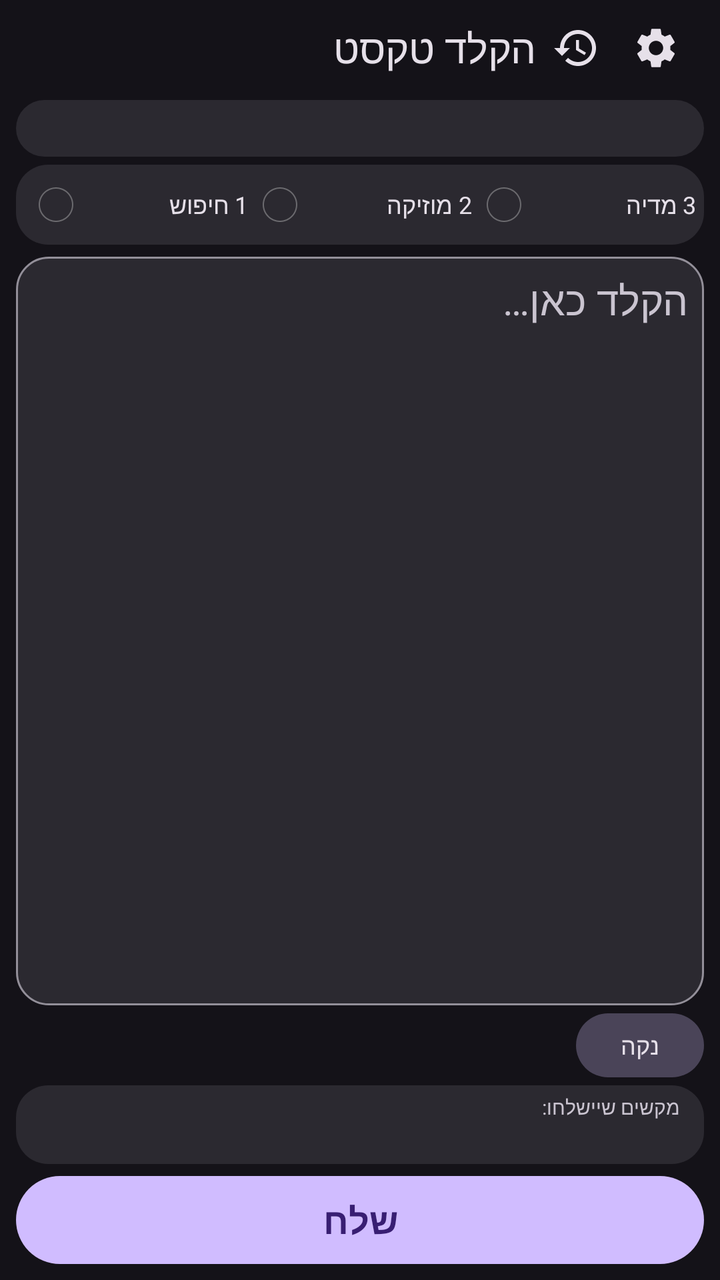
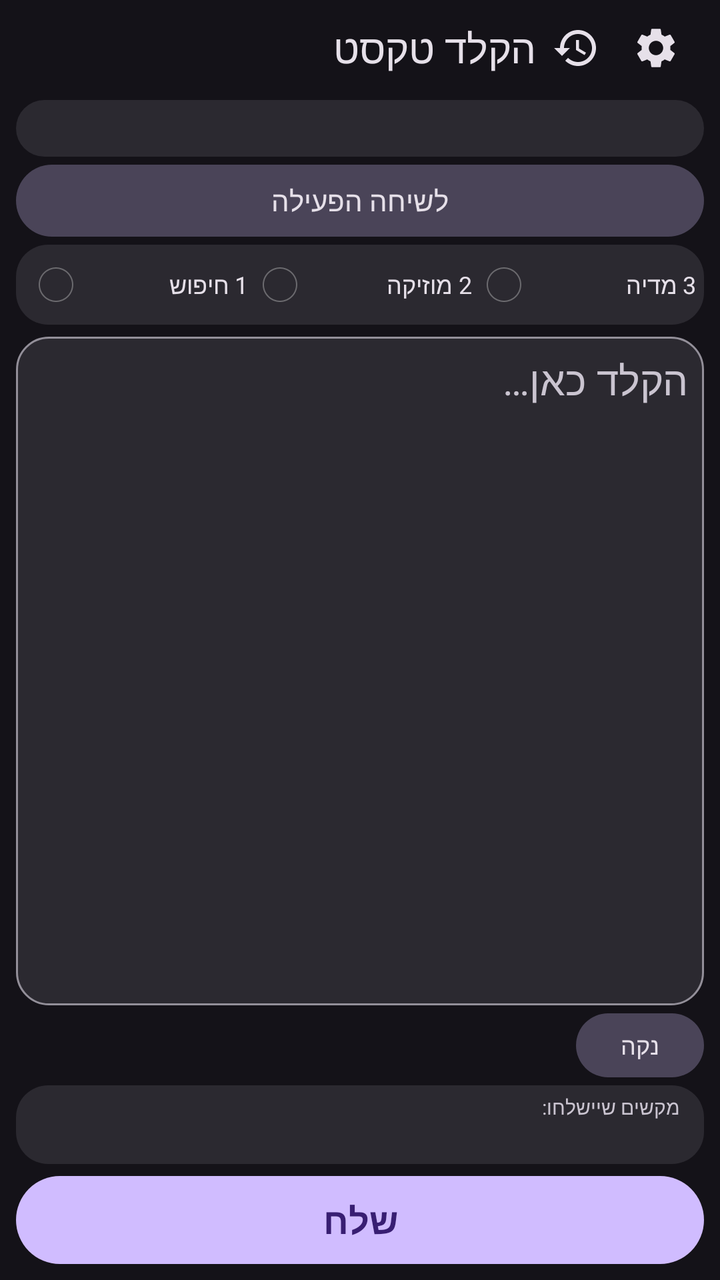

Compare the two renders of this Android layout. The source of the first and the diff that turns it into the second are given below.
<!-- AndroidManifest.xml: application theme AppTheme -->
<!-- res/layout/activity_main.xml -->
<?xml version="1.0" encoding="utf-8"?>
<LinearLayout xmlns:android="http://schemas.android.com/apk/res/android"
    android:layout_width="match_parent"
    android:layout_height="match_parent"
    android:background="?attr/colorBgMain"
    android:orientation="vertical">

    
    <LinearLayout
        android:layout_width="match_parent"
        android:layout_height="48dp"
        android:background="?attr/colorHeader"
        android:gravity="center_vertical"
        android:orientation="horizontal"
        android:paddingStart="20dp"
        android:paddingEnd="12dp">

        <TextView
            android:layout_width="0dp"
            android:layout_height="wrap_content"
            android:layout_weight="1"
            android:ellipsize="end"
            android:singleLine="true"
            android:text="@string/title_main"
            android:textColor="?attr/colorTextPrimary"
            android:textSize="20sp" />

        <ImageButton
            android:id="@+id/btn_history"
            android:layout_width="40dp"
            android:layout_height="40dp"
            android:background="?attr/bgIconBtn"
            android:contentDescription="@string/btn_history"
            android:scaleType="center"
            android:src="@drawable/ic_history"
            android:tint="?attr/colorTextPrimary"
            android:nextFocusDown="@+id/rb_ext1"
            android:nextFocusUp="@+id/btn_send" />

        <ImageButton
            android:id="@+id/btn_settings"
            android:layout_width="40dp"
            android:layout_height="40dp"
            android:background="?attr/bgIconBtn"
            android:contentDescription="@string/btn_settings"
            android:scaleType="center"
            android:src="@drawable/ic_settings"
            android:tint="?attr/colorTextPrimary"
            android:nextFocusDown="@+id/rb_ext1"
            android:nextFocusUp="@+id/btn_send" />
    </LinearLayout>

    
    <TextView
        android:id="@+id/status"
        android:layout_width="match_parent"
        android:layout_height="wrap_content"
        android:layout_marginStart="8dp"
        android:layout_marginEnd="8dp"
        android:layout_marginTop="2dp"
        android:background="?attr/bgCard"
        android:paddingBottom="6dp"
        android:paddingEnd="12dp"
        android:paddingStart="12dp"
        android:paddingTop="6dp"
        android:textColor="?attr/colorAccent"
        android:textSize="12sp" />

    
    <Button
        android:id="@+id/btn_goto_call"
        android:layout_width="match_parent"
        android:layout_height="36dp"
        android:layout_marginStart="8dp"
        android:layout_marginEnd="8dp"
        android:layout_marginTop="4dp"
        android:background="?attr/bgBtnTonal"
        android:minHeight="0dp"
        android:text="@string/btn_goto_call"
        android:textColor="?attr/colorTextPrimary"
        android:textSize="14sp"
        android:visibility="gone" />

    
    <RadioGroup
        android:id="@+id/ext_group"
        android:layout_width="match_parent"
        android:layout_height="wrap_content"
        android:layout_marginStart="8dp"
        android:layout_marginEnd="8dp"
        android:layout_marginTop="4dp"
        android:background="?attr/bgCard"
        android:orientation="horizontal"
        android:paddingEnd="4dp"
        android:paddingStart="4dp">

        <RadioButton
            android:id="@+id/rb_ext1"
            android:layout_width="0dp"
            android:layout_height="wrap_content"
            android:layout_weight="1"
            android:minHeight="40dp"
            android:text="@string/ext1"
            android:textColor="?attr/colorTextPrimary"
            android:textSize="12sp"
            android:nextFocusUp="@id/btn_settings"
            android:nextFocusRight="@+id/rb_ext2"
            android:nextFocusDown="@+id/input" />

        <RadioButton
            android:id="@+id/rb_ext2"
            android:layout_width="0dp"
            android:layout_height="wrap_content"
            android:layout_weight="1"
            android:minHeight="40dp"
            android:text="@string/ext2"
            android:textColor="?attr/colorTextPrimary"
            android:textSize="12sp"
            android:nextFocusUp="@id/btn_settings"
            android:nextFocusLeft="@id/rb_ext1"
            android:nextFocusRight="@+id/rb_ext3"
            android:nextFocusDown="@id/input" />

        <RadioButton
            android:id="@+id/rb_ext3"
            android:layout_width="0dp"
            android:layout_height="wrap_content"
            android:layout_weight="1"
            android:minHeight="40dp"
            android:text="@string/ext3"
            android:textColor="?attr/colorTextPrimary"
            android:textSize="12sp"
            android:nextFocusUp="@id/btn_settings"
            android:nextFocusLeft="@id/rb_ext2"
            android:nextFocusDown="@+id/input" />
    </RadioGroup>

    
    <EditText
        android:id="@+id/input"
        android:layout_width="match_parent"
        android:layout_height="0dp"
        android:layout_weight="1"
        android:layout_marginStart="8dp"
        android:layout_marginEnd="8dp"
        android:layout_marginTop="6dp"
        android:background="?attr/bgInput"
        android:cursorVisible="true"
        android:gravity="top|start"
        android:hint="@string/hint_input"
        android:inputType="textMultiLine|textNoSuggestions"
        android:minHeight="72dp"
        android:padding="8dp"
        android:textColor="?attr/colorTextPrimary"
        android:textColorHint="?attr/colorTextSecondary"
        android:textSize="20sp"
        android:nextFocusUp="@id/rb_ext1"
        android:nextFocusDown="@+id/btn_clear" />

    
    <LinearLayout
        android:layout_width="match_parent"
        android:layout_height="wrap_content"
        android:layout_marginStart="8dp"
        android:layout_marginEnd="8dp"
        android:layout_marginTop="4dp"
        android:gravity="center_vertical"
        android:orientation="horizontal">

        <TextView
            android:id="@+id/warn"
            android:layout_width="0dp"
            android:layout_height="wrap_content"
            android:layout_weight="1"
            android:textColor="?attr/colorTextSecondary"
            android:textSize="12sp" />

        <Button
            android:id="@+id/btn_clear"
            android:layout_width="wrap_content"
            android:layout_height="32dp"
            android:background="?attr/bgBtnTonal"
            android:minHeight="0dp"
            android:minWidth="64dp"
            android:paddingEnd="10dp"
            android:paddingStart="10dp"
            android:text="@string/btn_clear"
            android:textColor="?attr/colorTextPrimary"
            android:textSize="12sp"
            android:nextFocusUp="@id/input"
            android:nextFocusDown="@+id/btn_send" />
    </LinearLayout>

    
    <LinearLayout
        android:layout_width="match_parent"
        android:layout_height="wrap_content"
        android:layout_marginStart="8dp"
        android:layout_marginEnd="8dp"
        android:layout_marginTop="4dp"
        android:background="?attr/bgCard"
        android:orientation="vertical"
        android:paddingBottom="4dp"
        android:paddingEnd="12dp"
        android:paddingStart="12dp"
        android:paddingTop="4dp">

        <TextView
            android:layout_width="match_parent"
            android:layout_height="wrap_content"
            android:text="@string/label_preview"
            android:textColor="?attr/colorTextSecondary"
            android:textSize="10sp" />

        <TextView
            android:id="@+id/preview"
            android:layout_width="match_parent"
            android:layout_height="wrap_content"
            android:ellipsize="start"
            android:layoutDirection="ltr"
            android:maxLines="1"
            android:textColor="?attr/colorTextPrimary"
            android:textDirection="ltr"
            android:textSize="13sp" />
    </LinearLayout>

    
    <Button
        android:id="@+id/btn_send"
        android:layout_width="match_parent"
        android:layout_height="44dp"
        android:layout_marginStart="8dp"
        android:layout_marginEnd="8dp"
        android:layout_marginTop="6dp"
        android:layout_marginBottom="8dp"
        android:background="?attr/bgBtnFilled"
        android:text="@string/btn_send"
        android:textColor="?attr/colorOnAccent"
        android:textSize="18sp"
        android:textStyle="bold"
        android:nextFocusUp="@id/btn_clear"
        android:nextFocusDown="@id/btn_settings" />

</LinearLayout>
<!-- resources referenced by this layout -->
<resources>
  <!-- drawable ic_history (drawable) -->
  <?xml version="1.0" encoding="utf-8"?>
  <vector xmlns:android="http://schemas.android.com/apk/res/android"
      android:width="24dp"
      android:height="24dp"
      android:viewportWidth="24"
      android:viewportHeight="24">
      <path android:fillColor="#FFFFFFFF" android:pathData="M13,3c-4.97,0 -9,4.03 -9,9L1,12l3.89,3.89 0.07,0.14L9,12L6,12c0,-3.87 3.13,-7 7,-7s7,3.13 7,7 -3.13,7 -7,7c-1.93,0 -3.68,-0.79 -4.94,-2.06l-1.42,1.42C8.27,19.99 10.51,21 13,21c4.97,0 9,-4.03 9,-9s-4.03,-9 -9,-9zM12,8v5l4.28,2.54 0.72,-1.21 -3.5,-2.08L13.5,8L12,8z" />
  </vector>
  <string name="btn_clear">נקה</string>
  <string name="btn_goto_call">לשיחה הפעילה</string>
  <string name="btn_history">היסטוריה</string>
  <string name="btn_send">שלח</string>
  <string name="btn_settings">הגדרות</string>
  <string name="ext1">1 חיפוש</string>
  <string name="ext2">2 מוזיקה</string>
  <string name="ext3">3 מדיה</string>
  <string name="hint_input">הקלד כאן…</string>
  <string name="label_preview">מקשים שיישלחו:</string>
  <string name="title_main">הקלד טקסט</string>
  <color name="bg_dark">#FF141218</color>
  <color name="header_dark">#FF141218</color>
  <color name="accent_dark">#FFD0BCFF</color>
  <color name="on_accent_dark">#FF381E72</color>
  <color name="text_white">#FFE6E0E9</color>
  <color name="text_light_gray">#FFCAC4D0</color>
  <!-- drawable bg_input_d (drawable) -->
  <?xml version="1.0" encoding="utf-8"?>
  <selector xmlns:android="http://schemas.android.com/apk/res/android">
      <item android:state_focused="true">
      <shape android:shape="rectangle">
          <solid android:color="#FF2B2930" />
          <stroke android:width="3dp" android:color="#FFD0BCFF" />
          <corners android:radius="16dp" />
      </shape>
      </item>
      <item>
      <shape android:shape="rectangle">
          <solid android:color="#FF2B2930" />
          <stroke android:width="1dp" android:color="#FF938F99" />
          <corners android:radius="16dp" />
      </shape>
      </item>
  </selector>
  <!-- drawable bg_card_d (drawable) -->
  <?xml version="1.0" encoding="utf-8"?>
  <selector xmlns:android="http://schemas.android.com/apk/res/android">
      <item>
      <shape android:shape="rectangle">
          <solid android:color="#FF2B2930" />
          <corners android:radius="16dp" />
      </shape>
      </item>
  </selector>
  <!-- drawable bg_btn_tonal_d (drawable) -->
  <?xml version="1.0" encoding="utf-8"?>
  <selector xmlns:android="http://schemas.android.com/apk/res/android">
      <item android:state_focused="true">
      <shape android:shape="rectangle">
          <solid android:color="#FF4A4458" />
          <stroke android:width="3dp" android:color="#FFEADDFF" />
          <corners android:radius="20dp" />
      </shape>
      </item>
      <item android:state_pressed="true">
      <shape android:shape="rectangle">
          <solid android:color="#FF938F99" />
          <corners android:radius="20dp" />
      </shape>
      </item>
      <item>
      <shape android:shape="rectangle">
          <solid android:color="#FF4A4458" />
          <corners android:radius="20dp" />
      </shape>
      </item>
  </selector>
  <!-- drawable bg_icon_btn_d (drawable) -->
  <?xml version="1.0" encoding="utf-8"?>
  <selector xmlns:android="http://schemas.android.com/apk/res/android">
      <item android:state_focused="true">
      <shape android:shape="rectangle">
          <solid android:color="#FF4A4458" />
          <stroke android:width="3dp" android:color="#FFEADDFF" />
          <corners android:radius="24dp" />
      </shape>
      </item>
      <item android:state_pressed="true">
      <shape android:shape="rectangle">
          <solid android:color="#FF4A4458" />
          <corners android:radius="24dp" />
      </shape>
      </item>
      <item>
      <shape android:shape="rectangle">
          <solid android:color="#00000000" />
          <corners android:radius="24dp" />
      </shape>
      </item>
  </selector>
  <!-- unchanged entries left out for length: 3 -->
</resources>

<!-- the commit's change to res/layout/activity_main.xml (unified diff, before → after) -->
@@ -34,7 +34,7 @@
             android:scaleType="center"
             android:src="@drawable/ic_history"
             android:tint="?attr/colorTextPrimary"
-            android:nextFocusDown="@+id/rb_ext1"
+            android:nextFocusDown="@+id/btn_goto_call"
             android:nextFocusUp="@+id/btn_send" />
 
         <ImageButton
@@ -46,7 +46,7 @@
             android:scaleType="center"
             android:src="@drawable/ic_settings"
             android:tint="?attr/colorTextPrimary"
-            android:nextFocusDown="@+id/rb_ext1"
+            android:nextFocusDown="@+id/btn_goto_call"
             android:nextFocusUp="@+id/btn_send" />
     </LinearLayout>
 
@@ -79,7 +79,8 @@
         android:text="@string/btn_goto_call"
         android:textColor="?attr/colorTextPrimary"
         android:textSize="14sp"
-        android:visibility="gone" />
+        android:nextFocusUp="@id/btn_settings"
+        android:nextFocusDown="@+id/rb_ext1" />
 
     
     <RadioGroup
@@ -103,7 +104,7 @@
             android:text="@string/ext1"
             android:textColor="?attr/colorTextPrimary"
             android:textSize="12sp"
-            android:nextFocusUp="@id/btn_settings"
+            android:nextFocusUp="@id/btn_goto_call"
             android:nextFocusRight="@+id/rb_ext2"
             android:nextFocusDown="@+id/input" />
 
@@ -116,7 +117,7 @@
             android:text="@string/ext2"
             android:textColor="?attr/colorTextPrimary"
             android:textSize="12sp"
-            android:nextFocusUp="@id/btn_settings"
+            android:nextFocusUp="@id/btn_goto_call"
             android:nextFocusLeft="@id/rb_ext1"
             android:nextFocusRight="@+id/rb_ext3"
             android:nextFocusDown="@id/input" />
@@ -130,7 +131,7 @@
             android:text="@string/ext3"
             android:textColor="?attr/colorTextPrimary"
             android:textSize="12sp"
-            android:nextFocusUp="@id/btn_settings"
+            android:nextFocusUp="@id/btn_goto_call"
             android:nextFocusLeft="@id/rb_ext2"
             android:nextFocusDown="@+id/input" />
     </RadioGroup>
